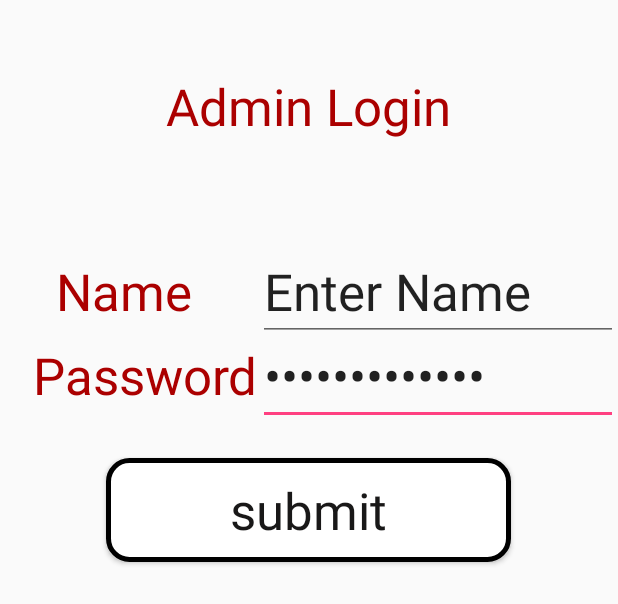
After one commit to Hyderabad2017/team-15, an Android app: the layout admin1.xml on its own in the app's theme, with its tools: preview values and no code run, on a phone screen of 412 x 824 dp. The commit adds this screen. Shown: the top 604 px of the screen. Run offline under Robolectric (Android 15) with nearby library versions, the phone set to English and light mode, and no system bars.

Commit message:
admin page

```diff
--- /dev/null
+++ b/United/app/src/main/res/drawable/shapes.xml
@@ -0,0 +1,28 @@
+<?xml version="1.0" encoding="utf-8"?>
+<shape xmlns:android="http://schemas.android.com/apk/res/android" android:shape="rectangle" >
+    <corners
+        android:radius="14dp"
+        />
+    <gradient
+        android:angle="45"
+        android:centerX="35%"
+        android:centerColor="#ffffff"
+        android:startColor="#ffffff"
+        android:endColor="#ffffff"
+        android:type="linear"
+        />
+    <padding
+        android:left="0dp"
+        android:top="0dp"
+        android:right="0dp"
+        android:bottom="0dp"
+        />
+    <size
+        android:width="270dp"
+        android:height="60dp"
+        />
+    <stroke
+        android:width="3dp"
+        android:color="#000000"
+        />
+</shape>
--- a/United/app/src/main/res/layout/activity_donor.xml
+++ b/United/app/src/main/res/layout/activity_donor.xml
@@ -13,5 +13,16 @@
     <TextView
         android:layout_width="wrap_content"
         android:layout_height="wrap_content"
-        android:text="Hello World!" />
+        android:text="Hello World!"
+        android:id="@+id/textView" />
+
+    <TextView
+        android:text="TextView"
+        android:layout_width="wrap_content"
+        android:layout_height="wrap_content"
+        android:layout_below="@+id/textView"
+        android:layout_alignParentStart="true"
+        android:layout_marginStart="38dp"
+        android:layout_marginTop="23dp"
+        android:id="@+id/textView2" />
 </RelativeLayout>
--- /dev/null
+++ b/United/app/src/main/res/layout/admin.xml
@@ -0,0 +1,22 @@
+<?xml version="1.0" encoding="utf-8"?>
+<LinearLayout xmlns:android="http://schemas.android.com/apk/res/android"
+    android:layout_height="wrap_content"
+    android:weightSum="1"
+    android:layout_width="wrap_content"
+    android:baselineAligned="false">
+
+    <TextView
+        android:layout_width="110dp"
+        android:layout_height="wrap_content"
+        android:text="Name"
+        android:textAppearance="@style/TextAppearance.AppCompat.Display1" />
+
+    <EditText
+        android:layout_width="259dp"
+        android:layout_height="wrap_content"
+        android:text="enter name"
+        android:ems="10"
+        android:id="@+id/editText2"
+        android:inputType="textPersonName" />
+
+</LinearLayout>
--- /dev/null
+++ b/United/app/src/main/res/layout/admin1.xml
@@ -0,0 +1,80 @@
+<?xml version="1.0" encoding="utf-8"?>
+<RelativeLayout xmlns:android="http://schemas.android.com/apk/res/android"
+    android:orientation="horizontal" android:layout_width="match_parent"
+    android:layout_height="match_parent">
+
+
+    <TextView
+        android:text="Password"
+        android:layout_width="wrap_content"
+        android:layout_height="wrap_content"
+        android:id="@+id/textView8"
+        android:layout_marginStart="22dp"
+        android:textAppearance="@style/TextAppearance.AppCompat.Display1"
+        android:layout_below="@+id/editText3"
+        android:layout_alignParentStart="true"
+        android:textColor="#ab0000"/>
+
+    <EditText
+        android:layout_width="wrap_content"
+        android:layout_height="wrap_content"
+        android:inputType="textPassword"
+        android:ems="10"
+        android:id="@+id/editText4"
+        android:layout_alignBaseline="@+id/textView8"
+        android:layout_alignBottom="@+id/textView8"
+        android:layout_toEndOf="@+id/textView8"
+        android:text="Enter Passwod"
+        android:textAppearance="@style/TextAppearance.AppCompat.Display1" />
+
+    <Button
+        android:text="submit"
+        android:layout_width="wrap_content"
+        android:layout_height="wrap_content"
+        android:layout_marginTop="22dp"
+        android:id="@+id/button"
+        android:layout_below="@+id/editText4"
+        android:layout_centerHorizontal="true"
+        android:textAppearance="@style/TextAppearance.AppCompat.Display1"
+        android:textColor="#191818"
+
+        android:padding="12dp"
+        android:background="@drawable/shapes"/>
+
+
+    <TextView
+        android:text="Name"
+        android:layout_width="wrap_content"
+        android:layout_height="wrap_content"
+        android:id="@+id/textView7"
+        android:textAppearance="@style/TextAppearance.AppCompat.Display1"
+        android:layout_marginTop="171dp"
+        android:textColor="#ab0000"
+        android:layout_marginStart="15dp"
+        android:layout_alignParentTop="true"
+        android:layout_alignStart="@+id/textView8" />
+
+    <EditText
+        android:layout_width="wrap_content"
+        android:layout_height="wrap_content"
+        android:inputType="textPersonName"
+        android:text="Enter Name"
+        android:ems="10"
+        android:id="@+id/editText3"
+        android:textAppearance="@style/TextAppearance.AppCompat.Display1"
+        android:layout_alignBaseline="@+id/textView7"
+        android:layout_alignBottom="@+id/textView7"
+        android:layout_alignParentEnd="true"
+        android:layout_toEndOf="@+id/textView8" />
+
+    <TextView
+        android:text="Admin Login"
+        android:layout_width="wrap_content"
+        android:layout_height="wrap_content"
+        android:id="@+id/textView9"
+        android:textAppearance="@style/TextAppearance.AppCompat.Display1"
+        android:layout_alignParentTop="true"
+        android:layout_centerHorizontal="true"
+        android:layout_marginTop="48dp"
+        android:textColor="#ab0000"/>
+</RelativeLayout>
```
Also changed, not shown: 1 other file.
